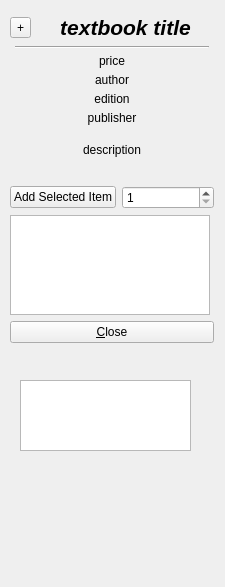
Qt form D4_TeamJava/cuTPS_gui/TextbookDetailsWindow.ui (AnkushVarshneya/CUTPS) before a commit.
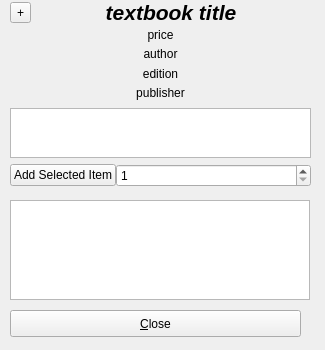
The same form after that commit.

```diff
--- a/D4_TeamJava/cuTPS_gui/TextbookDetailsWindow.ui
+++ b/D4_TeamJava/cuTPS_gui/TextbookDetailsWindow.ui
@@ -9,14 +9,14 @@
    <rect>
     <x>0</x>
     <y>0</y>
-    <width>225</width>
-    <height>587</height>
+    <width>325</width>
+    <height>350</height>
    </rect>
   </property>
   <property name="sizePolicy">
-   <sizepolicy hsizetype="Fixed" vsizetype="Preferred">
-    <horstretch>1</horstretch>
-    <verstretch>1</verstretch>
+   <sizepolicy hsizetype="Fixed" vsizetype="Fixed">
+    <horstretch>0</horstretch>
+    <verstretch>0</verstretch>
    </sizepolicy>
   </property>
   <property name="minimumSize">
@@ -27,28 +27,35 @@
   </property>
   <property name="maximumSize">
    <size>
-    <width>225</width>
-    <height>1000</height>
+    <width>325</width>
+    <height>375</height>
    </size>
   </property>
   <property name="windowTitle">
    <string>cuTPS</string>
   </property>
-  <widget class="QWidget" name="layoutWidget">
+  <widget class="QWidget" name="">
    <property name="geometry">
     <rect>
      <x>10</x>
-     <y>10</y>
-     <width>204</width>
-     <height>333</height>
+     <y>0</y>
+     <width>301</width>
+     <height>187</height>
     </rect>
    </property>
    <layout class="QVBoxLayout" name="verticalLayout_3">
-    <property name="topMargin">
-     <number>5</number>
+    <item>
+     <layout class="QVBoxLayout" name="verticalLayout_2">
+      <item>
+       <layout class="QVBoxLayout" name="verticalLayout" stretch="0,0,0,0,0">
+        <property name="spacing">
+         <number>0</number>
     </property>
     <item>
      <layout class="QHBoxLayout" name="horizontalLayout_2">
+          <property name="spacing">
+           <number>0</number>
+          </property>
       <item>
        <widget class="QToolButton" name="addCurrentTextbookOption">
         <property name="toolTip">
@@ -65,11 +72,17 @@
       <item>
        <widget class="QLabel" name="textbookTitleLabel">
         <property name="sizePolicy">
-         <sizepolicy hsizetype="Minimum" vsizetype="Preferred">
+             <sizepolicy hsizetype="Minimum" vsizetype="Minimum">
           <horstretch>0</horstretch>
           <verstretch>0</verstretch>
          </sizepolicy>
         </property>
+            <property name="maximumSize">
+             <size>
+              <width>16777215</width>
+              <height>50</height>
+             </size>
+            </property>
         <property name="font">
          <font>
           <pointsize>16</pointsize>
@@ -95,28 +108,13 @@
      </layout>
     </item>
     <item>
-     <layout class="QVBoxLayout" name="verticalLayout">
-      <property name="spacing">
-       <number>5</number>
-      </property>
-      <property name="leftMargin">
-       <number>5</number>
-      </property>
-      <property name="rightMargin">
-       <number>5</number>
-      </property>
-      <property name="bottomMargin">
-       <number>10</number>
-      </property>
-      <item>
-       <widget class="Line" name="line">
-        <property name="orientation">
-         <enum>Qt::Horizontal</enum>
-        </property>
-       </widget>
-      </item>
-      <item>
        <widget class="QLabel" name="textbookPriceLabel">
+          <property name="sizePolicy">
+           <sizepolicy hsizetype="Minimum" vsizetype="Minimum">
+            <horstretch>0</horstretch>
+            <verstretch>0</verstretch>
+           </sizepolicy>
+          </property>
         <property name="text">
          <string>price</string>
         </property>
@@ -130,6 +128,12 @@
       </item>
       <item>
        <widget class="QLabel" name="textbookAuthorLabel">
+          <property name="sizePolicy">
+           <sizepolicy hsizetype="Minimum" vsizetype="Minimum">
+            <horstretch>0</horstretch>
+            <verstretch>0</verstretch>
+           </sizepolicy>
+          </property>
         <property name="text">
          <string>author</string>
         </property>
@@ -143,6 +147,12 @@
       </item>
       <item>
        <widget class="QLabel" name="textbookEditionLabel">
+          <property name="sizePolicy">
+           <sizepolicy hsizetype="Minimum" vsizetype="Minimum">
+            <horstretch>0</horstretch>
+            <verstretch>0</verstretch>
+           </sizepolicy>
+          </property>
         <property name="text">
          <string>edition</string>
         </property>
@@ -156,6 +166,12 @@
       </item>
       <item>
        <widget class="QLabel" name="textbookPublisherLabel">
+          <property name="sizePolicy">
+           <sizepolicy hsizetype="Minimum" vsizetype="Minimum">
+            <horstretch>0</horstretch>
+            <verstretch>0</verstretch>
+           </sizepolicy>
+          </property>
         <property name="text">
          <string>publisher</string>
         </property>
@@ -167,31 +183,40 @@
         </property>
        </widget>
       </item>
+       </layout>
+      </item>
       <item>
-       <widget class="QLabel" name="textbookDescriptionLabel">
+       <widget class="QPlainTextEdit" name="descriptionTextArea">
         <property name="sizePolicy">
-         <sizepolicy hsizetype="Preferred" vsizetype="MinimumExpanding">
-          <horstretch>0</horstretch>
-          <verstretch>1</verstretch>
+         <sizepolicy hsizetype="Expanding" vsizetype="MinimumExpanding">
+          <horstretch>1</horstretch>
+          <verstretch>0</verstretch>
          </sizepolicy>
         </property>
-        <property name="text">
-         <string>description</string>
+        <property name="minimumSize">
+         <size>
+          <width>0</width>
+          <height>50</height>
+         </size>
         </property>
-        <property name="alignment">
-         <set>Qt::AlignCenter</set>
+        <property name="maximumSize">
+         <size>
+          <width>16777215</width>
+          <height>50</height>
+         </size>
         </property>
-        <property name="wordWrap">
+        <property name="readOnly">
          <bool>true</bool>
         </property>
        </widget>
       </item>
      </layout>
     </item>
-    <item>
-     <layout class="QVBoxLayout" name="verticalLayout_2">
       <item>
        <layout class="QHBoxLayout" name="horizontalLayout_3">
+      <property name="spacing">
+       <number>0</number>
+      </property>
         <item>
          <widget class="QPushButton" name="addSelectedItemOption">
           <property name="sizePolicy">
@@ -217,31 +242,62 @@
         </item>
        </layout>
       </item>
-      <item>
+   </layout>
+  </widget>
+  <widget class="QPushButton" name="closeOption">
+   <property name="geometry">
+    <rect>
+     <x>10</x>
+     <y>310</y>
+     <width>291</width>
+     <height>27</height>
+    </rect>
+   </property>
+   <property name="sizePolicy">
+    <sizepolicy hsizetype="MinimumExpanding" vsizetype="Fixed">
+     <horstretch>0</horstretch>
+     <verstretch>0</verstretch>
+    </sizepolicy>
+   </property>
+   <property name="toolTip">
+    <string>Close this window.</string>
+   </property>
+   <property name="text">
+    <string>&amp;Close</string>
+   </property>
+  </widget>
        <widget class="QTreeView" name="chaptersAndSectionsTreeView">
+   <property name="geometry">
+    <rect>
+     <x>10</x>
+     <y>200</y>
+     <width>300</width>
+     <height>100</height>
+    </rect>
+   </property>
         <property name="sizePolicy">
-         <sizepolicy hsizetype="MinimumExpanding" vsizetype="Minimum">
-          <horstretch>0</horstretch>
-          <verstretch>1</verstretch>
+    <sizepolicy hsizetype="Expanding" vsizetype="Expanding">
+     <horstretch>1</horstretch>
+     <verstretch>0</verstretch>
          </sizepolicy>
         </property>
         <property name="minimumSize">
          <size>
-          <width>0</width>
+     <width>300</width>
           <height>100</height>
          </size>
         </property>
         <property name="maximumSize">
          <size>
-          <width>200</width>
-          <height>100</height>
+     <width>0</width>
+     <height>0</height>
          </size>
         </property>
         <property name="toolTip">
          <string>List of chapters and sections.</string>
         </property>
         <property name="autoFillBackground">
-         <bool>true</bool>
+    <bool>false</bool>
         </property>
         <property name="frameShape">
          <enum>QFrame::StyledPanel</enum>
@@ -255,6 +311,18 @@
         <property name="editTriggers">
          <set>QAbstractItemView::NoEditTriggers</set>
         </property>
+   <property name="showDropIndicator" stdset="0">
+    <bool>true</bool>
+   </property>
+   <property name="indentation">
+    <number>10</number>
+   </property>
+   <property name="uniformRowHeights">
+    <bool>true</bool>
+   </property>
+   <property name="animated">
+    <bool>true</bool>
+   </property>
         <property name="wordWrap">
          <bool>true</bool>
         </property>
@@ -262,40 +330,9 @@
          <bool>true</bool>
         </property>
        </widget>
-      </item>
-      <item>
-       <widget class="QPushButton" name="closeOption">
-        <property name="sizePolicy">
-         <sizepolicy hsizetype="Preferred" vsizetype="Fixed">
-          <horstretch>0</horstretch>
-          <verstretch>0</verstretch>
-         </sizepolicy>
-        </property>
-        <property name="toolTip">
-         <string>Close this window.</string>
-        </property>
-        <property name="text">
-         <string>&amp;Close</string>
-        </property>
-       </widget>
-      </item>
-     </layout>
-    </item>
-   </layout>
-  </widget>
-  <widget class="QPlainTextEdit" name="descriptionTextArea">
-   <property name="geometry">
-    <rect>
-     <x>20</x>
-     <y>380</y>
-     <width>171</width>
-     <height>71</height>
-    </rect>
-   </property>
-   <property name="readOnly">
-    <bool>true</bool>
-   </property>
-  </widget>
+  <zorder>layoutWidget</zorder>
+  <zorder></zorder>
+  <zorder>layoutWidget</zorder>
  </widget>
  <resources/>
  <connections/>
```
Left out of the diff: 3 changed lines with no effect on the pictures. Lines whose indentation alone changed are shown as unchanged.
